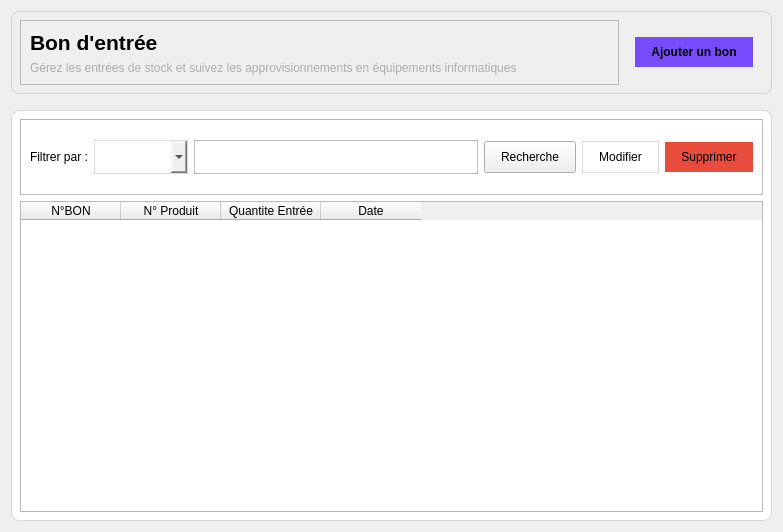
Before: the Qt Designer form interface/entry_widget.ui in miranto-andria/stock-it, drawn with Qt 5.
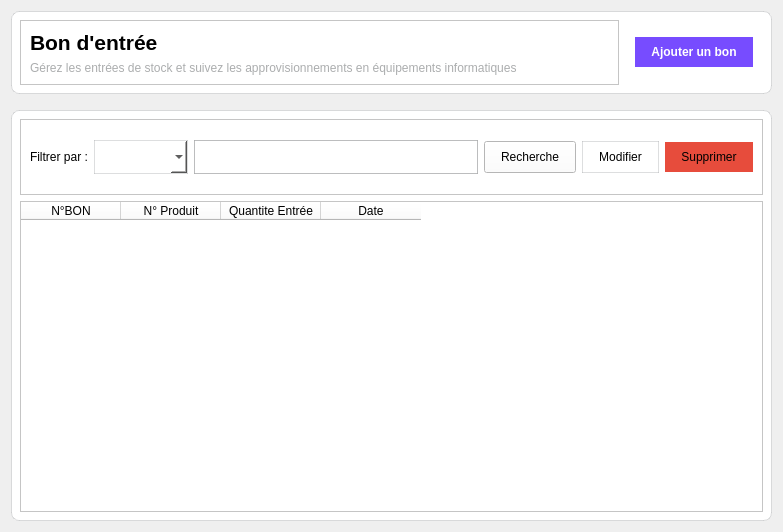
After: the same form once the commit is applied. Icons and pictures are not drawn.

```diff
--- a/interface/entry_widget.ui
+++ b/interface/entry_widget.ui
@@ -25,7 +25,7 @@
 }
 
 #searchBar{
-
+background-color : #fff;
 border-radius : 8px;
 padding : 50px;
 border : 1px solid rgba(171, 173, 174, 40%);
@@ -62,6 +62,9 @@
      <layout class="QHBoxLayout" name="horizontalLayout">
       <item>
        <widget class="QFrame" name="frame_2">
+        <property name="styleSheet">
+         <string notr="true">background-color: rgb(255, 255, 255);</string>
+        </property>
         <property name="frameShape">
          <enum>QFrame::Shape::StyledPanel</enum>
         </property>
@@ -124,7 +127,8 @@
            <property name="styleSheet">
             <string notr="true">background-color : #774cff;
 font : bold;
-border : none;</string>
+border : none;
+color : white</string>
            </property>
            <property name="text">
             <string>Ajouter un bon</string>
@@ -148,6 +152,9 @@
    </item>
    <item>
     <widget class="QWidget" name="middle" native="true">
+     <property name="styleSheet">
+      <string notr="true">background-color: rgb(255, 255, 255);</string>
+     </property>
      <layout class="QVBoxLayout" name="verticalLayout_2">
       <item>
        <widget class="QFrame" name="frame">
@@ -256,6 +263,9 @@
         <property name="styleSheet">
          <string notr="true"/>
         </property>
+        <property name="alternatingRowColors">
+         <bool>true</bool>
+        </property>
         <property name="selectionBehavior">
          <enum>QAbstractItemView::SelectionBehavior::SelectRows</enum>
         </property>
```
